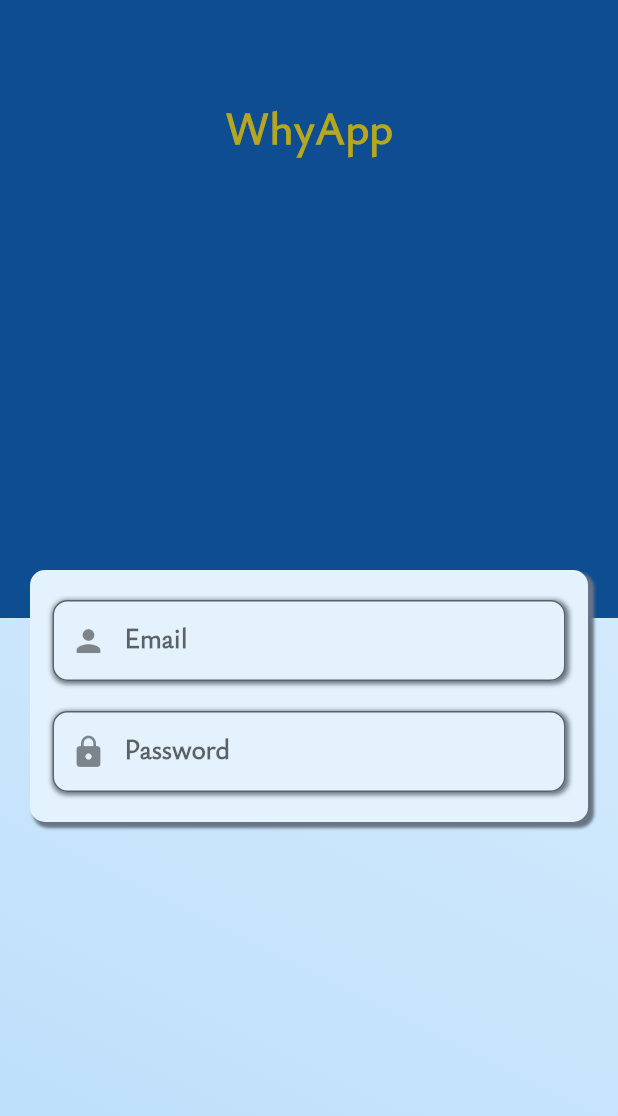
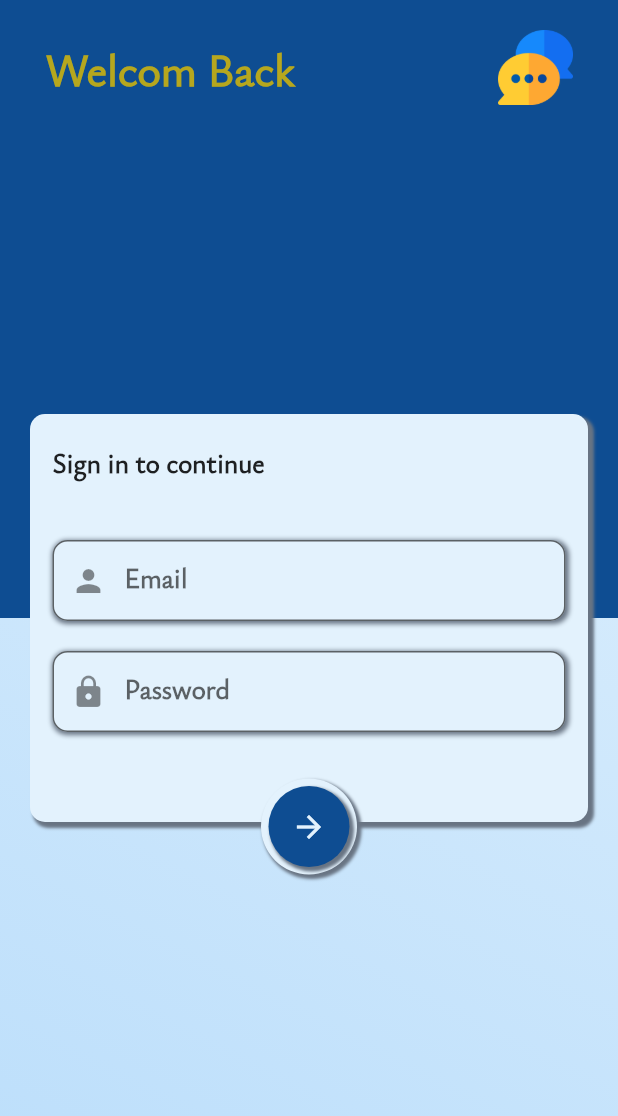
Before and after one commit to Noureldeen75/chat_app, a Flutter app: the screen it shows after launch, on a phone screen of 412 x 824 dp. Shown: the top 1116 px of the screen. Run offline on Flutter 3.47's test engine with Material 2 defaults, Android fonts, the phone set to English and light mode, and no system bars; project files that could hold a hidden picture were left out.

Commit message:
completing the login view info box ui and the title

```diff
--- a/lib/core/utils/text_styles/TextStyles.dart
+++ b/lib/core/utils/text_styles/TextStyles.dart
@@ -5,6 +5,8 @@ abstract class TextStyles {
       fontSize: 18, fontWeight: FontWeight.bold, fontFamily: 'YsabeauOffice');
   static const textSize20 = TextStyle(
       fontSize: 20, fontWeight: FontWeight.bold, fontFamily: 'YsabeauOffice');
+  static const textSize23 = TextStyle(
+      fontSize: 23, fontWeight: FontWeight.bold, fontFamily: 'YsabeauOffice');
   static const textSize30 = TextStyle(
       fontSize: 30, fontWeight: FontWeight.bold, fontFamily: 'YsabeauOffice');
 }
--- /dev/null
+++ b/lib/features/Auth/presentation/views/login/widgets/custom_login_view_title.dart
@@ -0,0 +1,25 @@
+import 'package:chat_app/core/utils/text_styles/TextStyles.dart';
+import 'package:flutter/material.dart';
+import 'package:flutter/src/widgets/framework.dart';
+import 'package:flutter/src/widgets/placeholder.dart';
+
+class CustomLoginViewTitle extends StatelessWidget {
+  const CustomLoginViewTitle({super.key});
+
+  @override
+  Widget build(BuildContext context) {
+    return RichText(
+        text: TextSpan(
+            text: "Welcom ",
+            style: TextStyles.textSize30
+                .copyWith(color: Color.fromARGB(255, 182, 167, 30)),
+            children: [
+          TextSpan(
+            text: "Back",
+            style: TextStyles.textSize30.copyWith(
+                color: Color.fromARGB(255, 182, 167, 30),
+                fontWeight: FontWeight.w900),
+          ),
+        ]));
+  }
+}
--- a/lib/features/Auth/presentation/views/login/widgets/login_view_body.dart
+++ b/lib/features/Auth/presentation/views/login/widgets/login_view_body.dart
@@ -2,8 +2,10 @@ import 'package:chat_app/core/Functions/device_info.dart';
 import 'package:chat_app/core/utils/Colors/ColorsClass.dart';
 import 'package:chat_app/core/utils/text_styles/TextStyles.dart';
 import 'package:chat_app/core/widgets/custom_background.dart';
+import 'package:chat_app/features/Auth/presentation/views/login/widgets/custom_login_view_title.dart';
 import 'package:chat_app/features/Auth/presentation/views/utils_widgets/custom_auth_background.dart';
 import 'package:chat_app/features/Auth/presentation/views/utils_widgets/custom_auth_box_info.dart';
+import 'package:chat_app/features/Auth/presentation/views/utils_widgets/custom_auth_button.dart';
 import 'package:chat_app/features/Auth/presentation/views/utils_widgets/custom_auth_text_field.dart';
 import 'package:flutter/material.dart';
 
@@ -13,23 +15,49 @@ class LoginViewBody extends StatelessWidget {
   @override
   Widget build(BuildContext context) {
     return CustomAuthBackground(
-      child: Column(
+      child: Stack(
+        fit: StackFit.expand,
         children: [
-          Spacer(),
-          Text(
-            "WhyApp",
-            style: TextStyles.textSize30
-                .copyWith(color: Color.fromARGB(255, 182, 167, 30)),
+          Positioned(
+            top: 20.0,
+            left: 30.0,
+            right: 30.0,
+            child: Row(
+              mainAxisAlignment: MainAxisAlignment.spaceBetween,
+              children: [
+                CustomLoginViewTitle(),
+                Image.asset(
+                  "assets/images/chat.png",
+                  height: 50.0,
                 ),
-          Spacer(
-            flex: 4,
+              ],
             ),
+          ),
+          Align(
+            alignment: Alignment.center,
+            child: Stack(
+              clipBehavior: Clip.none,
+              alignment: Alignment.bottomCenter,
+              children: [
                 CustomAuthBoxInfo(
                   child: Padding(
-              padding:
-                  const EdgeInsets.symmetric(horizontal: 15.0, vertical: 20.0),
+                    padding: const EdgeInsets.symmetric(
+                      horizontal: 15.0,
+                    ),
                     child: Column(
+                      mainAxisSize: MainAxisSize.min,
+                      crossAxisAlignment: CrossAxisAlignment.stretch,
                       children: [
+                        SizedBox(
+                          height: 20.0,
+                        ),
+                        Text(
+                          "Sign in to continue",
+                          style: TextStyles.textSize18,
+                        ),
+                        SizedBox(
+                          height: 40.0,
+                        ),
                         CustomAuthTextField(
                           label: 'Email',
                           prefixIconDate: Icons.person,
@@ -41,12 +69,16 @@ class LoginViewBody extends StatelessWidget {
                           label: 'Password',
                           prefixIconDate: Icons.lock,
                         ),
+                        SizedBox(
+                          height: 60.0,
+                        ),
                       ],
                     ),
                   ),
                 ),
-          Spacer(
-            flex: 4,
+                Positioned(bottom: -15, child: CustomAuthButton())
+              ],
+            ),
           ),
         ],
       ),
--- /dev/null
+++ b/lib/features/Auth/presentation/views/utils_widgets/custom_auth_button.dart
@@ -0,0 +1,53 @@
+import 'package:chat_app/core/utils/Colors/ColorsClass.dart';
+import 'package:chat_app/core/utils/text_styles/TextStyles.dart';
+import 'package:flutter/material.dart';
+import 'package:flutter/src/widgets/framework.dart';
+import 'package:flutter/src/widgets/placeholder.dart';
+
+class CustomAuthButton extends StatelessWidget {
+  const CustomAuthButton({
+    super.key,
+  });
+
+  @override
+  Widget build(BuildContext context) {
+    return InkWell(
+      onTap: () {},
+      child: Container(
+        padding: EdgeInsets.all(5.0),
+        decoration: BoxDecoration(
+          //  borderRadius: BorderRadius.circular(10),
+          color: ColorsClass.blue1,
+          shape: BoxShape.circle,
+          boxShadow: [
+            BoxShadow(
+              color: ColorsClass.shadowColor,
+              spreadRadius: 1,
+              blurRadius: 1,
+              offset: Offset(2, 2),
+            ),
+          ],
+        ),
+        child: Container(
+            padding: EdgeInsets.all(15.0),
+            decoration: BoxDecoration(
+              color: ColorsClass.mainBlue,
+              //   borderRadius: BorderRadius.circular(5.0),
+              shape: BoxShape.circle,
+              boxShadow: [
+                BoxShadow(
+                  color: ColorsClass.shadowColor,
+                  spreadRadius: 1,
+                  blurRadius: 1,
+                  offset: Offset(2, 2),
+                ),
+              ],
+            ),
+            child: Icon(
+              Icons.arrow_forward,
+              color: ColorsClass.blue1,
+            )),
+      ),
+    );
+  }
+}
```
Also changed, not shown: assets/images/chat.png (added). Lines whose indentation alone changed are shown as unchanged.
